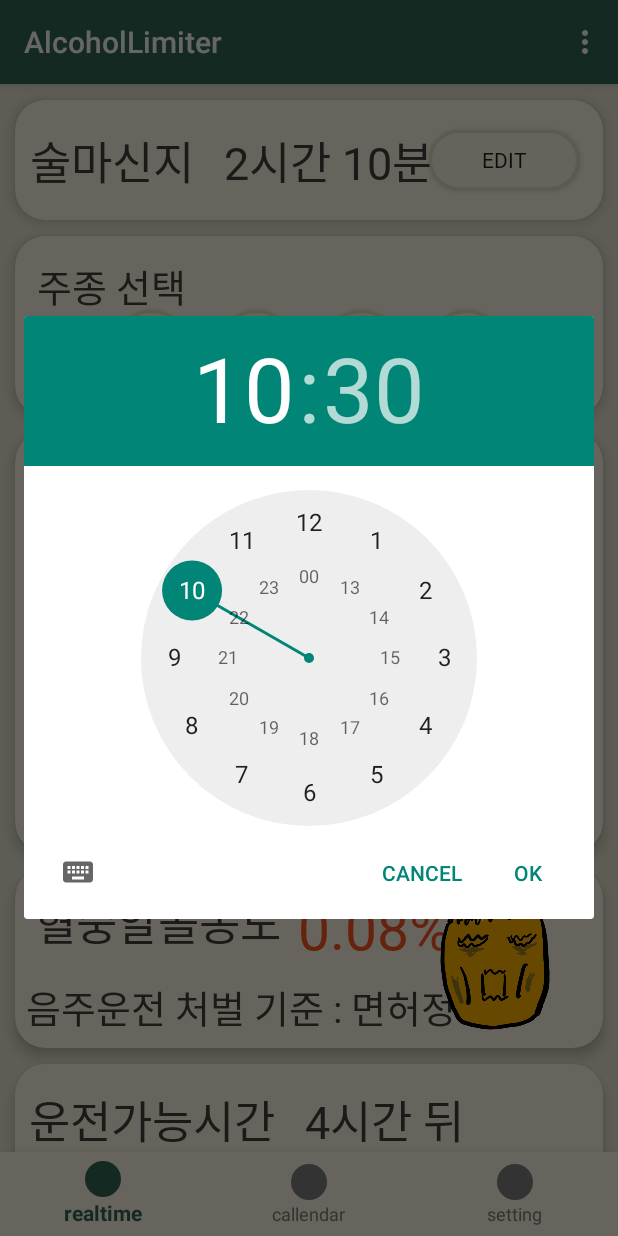
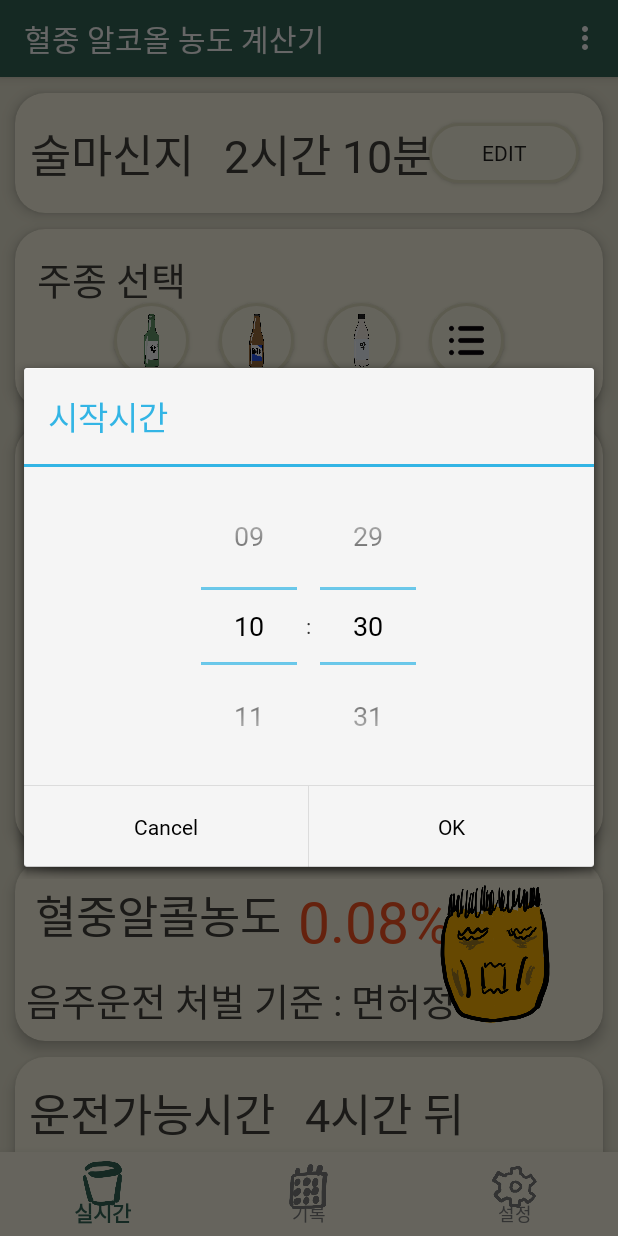
Before and after one commit to imdongye/AlcoholLimiter, an Android app: the screen it shows after launch (MainActivity), after a tap on "EDIT", on a phone screen of 412 x 824 dp. Run offline under Robolectric (Android 15) with nearby library versions, the phone set to English and light mode, and no system bars.

Commit message:
add icon

```diff
--- /dev/null
+++ b/app/src/main/java/com/example/alcohollimiter/CounterTask.java
@@ -0,0 +1,20 @@
+package com.example.alcohollimiter;
+
+import android.os.AsyncTask;
+
+public class CounterTask extends AsyncTask<Integer, Integer, Integer> {
+    @Override
+    protected void onPreExecute() { // 1. UI thread
+
+    }
+    @Override
+    protected Integer doInBackground(Integer... value) { // 2. worker thread
+        return 0;
+    }
+    protected void onProgressUpdate(Integer... value) { // 3. UI thread
+
+    }
+    protected void onPostExecute(Integer result) { // 4. UI thread
+
+    }
+}
--- a/app/src/main/java/com/example/alcohollimiter/MainActivity.java
+++ b/app/src/main/java/com/example/alcohollimiter/MainActivity.java
@@ -5,6 +5,7 @@ import android.view.Menu;
 import android.view.MenuInflater;
 import android.view.MenuItem;
 
+import androidx.appcompat.app.ActionBar;
 import androidx.appcompat.app.AppCompatActivity;
 import androidx.fragment.app.FragmentManager;
 import androidx.fragment.app.FragmentTransaction;
@@ -24,6 +25,10 @@ public class MainActivity extends AppCompatActivity {
     protected void onCreate(Bundle savedInstanceState) {
         super.onCreate(savedInstanceState);
         setContentView(R.layout.activity_main);
+
+        // 액션바 설정
+        ActionBar sab = getSupportActionBar();
+        sab.setTitle("혈중 알코올 농도 계산기");
 
         // 플레그먼트 화면 전환
         fragmentManager = getSupportFragmentManager();
--- a/app/src/main/java/com/example/alcohollimiter/RealtimeFragment.java
+++ b/app/src/main/java/com/example/alcohollimiter/RealtimeFragment.java
@@ -1,5 +1,6 @@
 package com.example.alcohollimiter;
 
+import android.app.AlertDialog;
 import android.app.DatePickerDialog;
 import android.app.TimePickerDialog;
 import android.content.Context;
@@ -96,7 +97,7 @@ public class RealtimeFragment extends Fragment implements View.OnClickListener{
                 int hh = Integer.parseInt(getTime.split(" ")[0]);
                 int mm = Integer.parseInt(getTime.split(" ")[1]);
                 Log.i("lim", "gettime" + getTime);
-                TimePickerDialog dialog = new TimePickerDialog(myContext, startTimesetListener, hh, mm, true );
+                TimePickerDialog dialog = new TimePickerDialog(myContext, AlertDialog.THEME_HOLO_LIGHT, startTimesetListener, hh, mm, true );
                 dialog.setTitle("시작시간");
                 dialog.show();
             }break;
--- a/app/src/main/res/layout/activity_main.xml
+++ b/app/src/main/res/layout/activity_main.xml
@@ -24,7 +24,9 @@
         app:layout_constraintEnd_toEndOf="parent"
         app:layout_constraintStart_toStartOf="parent"
         app:menu="@menu/menu_bottombar"
-        android:background="@color/lim_back"
+        app:itemIconSize="30dp"
+        app:labelVisibilityMode="labeled"
+        android:background="@color/lim_back_ww"
         app:itemTextColor="@color/colors_bottonbar"
         app:itemIconTint="@color/colors_bottonbar"/>
 
--- a/app/src/main/res/menu/menu_bottombar.xml
+++ b/app/src/main/res/menu/menu_bottombar.xml
@@ -2,17 +2,17 @@
 <menu xmlns:android="http://schemas.android.com/apk/res/android">
     <item
         android:id="@+id/bottom_realtime"
-        android:icon="@drawable/bg_round_rectangle"
-        android:title="realtime"
+        android:icon="@drawable/img_nav_real"
+        android:title="실시간"
         android:enabled="true" />
     <item
         android:id="@+id/bottom_callendar"
-        android:icon="@drawable/bg_round_rectangle"
-        android:title="callendar"
+        android:icon="@drawable/img_nav_cal"
+        android:title="기록"
         android:enabled="true" />
     <item
         android:id="@+id/bottom_setting"
-        android:icon="@drawable/bg_round_rectangle"
-        android:title="setting"
+        android:icon="@drawable/img_nav_set"
+        android:title="설정"
         android:enabled="true" />
 </menu>
--- a/app/src/main/res/values/colors.xml
+++ b/app/src/main/res/values/colors.xml
@@ -10,9 +10,11 @@
     <color name="transparent">#00000000</color>
 
     <color name="lim_bgreen">#356859</color>
+    <color name="lim_bgreen_d">#2C594B</color>
     <color name="lim_bgreen_w">#37966F</color>
     <color name="lim_bgreen_ww">#37966F</color>
     <color name="lim_orange">#FD5523</color>
+    <color name="lim_back_ww">#FFFCEA</color>
     <color name="lim_back_w">#FEFAE8</color>
     <color name="lim_back">#FFFBE6</color>
     <color name="lim_back_d">#ECE9D5</color>
--- a/app/src/main/res/values/theme_lim.xml
+++ b/app/src/main/res/values/theme_lim.xml
@@ -2,6 +2,7 @@
     <!-- Base application theme. -->
     <style name="Theme.Lim" parent="Theme.AppCompat.Light.DarkActionBar">
         <item name="colorPrimary">@color/lim_bgreen</item>
+        <item name="colorPrimaryDark">@color/lim_bgreen_d</item>
         <item name="colorPrimaryVariant">@color/lim_bgreen_w</item>
         <item name="colorOnPrimary">@color/white</item>
         <item name="colorSecondary">@color/teal_200</item>
@@ -9,12 +10,7 @@
         <item name="colorOnSecondary">@color/black</item>
         <item name="colorButtonNormal">@null</item>
         <item name="android:statusBarColor" tools:ignore="NewApi">?attr/colorPrimary</item><!--?attr/colorPrimary-->
-
-        <!--
-        <item name="android:windowDrawsSystemBarBackgrounds" tools:ignore="NewApi">true</item>
-        <item name="android:windowTranslucentStatus">true</item>
-        <item name="windowActionBar">false</item>
-        <item name="windowNoTitle">true</item>
-        -->
+        <item name="android:actionBarSize">51dp</item>
+        <item name="android:fontFamily">@font/binggraesamancobold</item>
     </style>
 </resources>
```
Also changed, not shown: app/src/main/res/drawable/img_action_icon.png (added), app/src/main/res/drawable/img_nav_cal.png (added), app/src/main/res/drawable/img_nav_real.png (added), app/src/main/res/drawable/img_nav_set.png (added), 5 other files.
